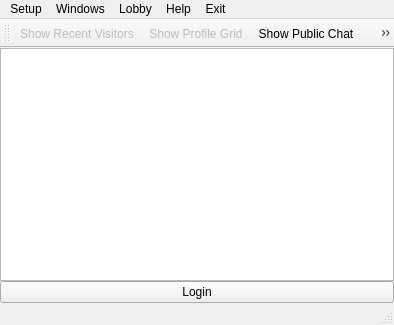
This is cdcx/mainwin.ui in blindchimp/dwyco as Qt 5 draws it before an edit. The edited form follows.
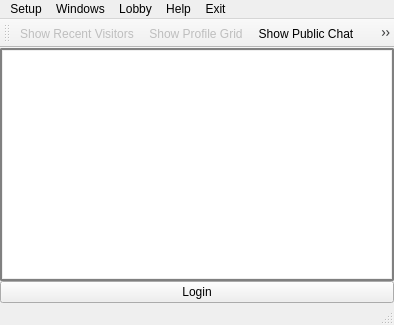
This is the edited form. Icons and pictures are not drawn.

```diff
--- a/cdcx/mainwin.ui
+++ b/cdcx/mainwin.ui
@@ -20,6 +20,33 @@
    <iconset resource="icons.qrc">
     <normaloff>:/new/prefix1/greenguy.png</normaloff>:/new/prefix1/greenguy.png</iconset>
   </property>
+  <property name="styleSheet">
+   <string notr="true">
+QTextEdit {
+padding: 1px;
+border-style: solid;
+border: 2px solid gray;
+border-radius: 2px;
+}
+QLineEdit {
+padding: 1px;
+border-style: solid;
+border: 2px solid gray;
+border-radius: 2px;
+}
+QListView {
+padding: 1px;
+border-style: solid;
+border: 2px solid gray;
+border-radius: 2px;
+}
+QTreeView {
+padding: 1px;
+border-style: solid;
+border: 2px solid gray;
+border-radius: 2px;
+}</string>
+  </property>
   <widget class="QWidget" name="centralWidget">
    <property name="sizePolicy">
     <sizepolicy hsizetype="Preferred" vsizetype="Expanding">
```
